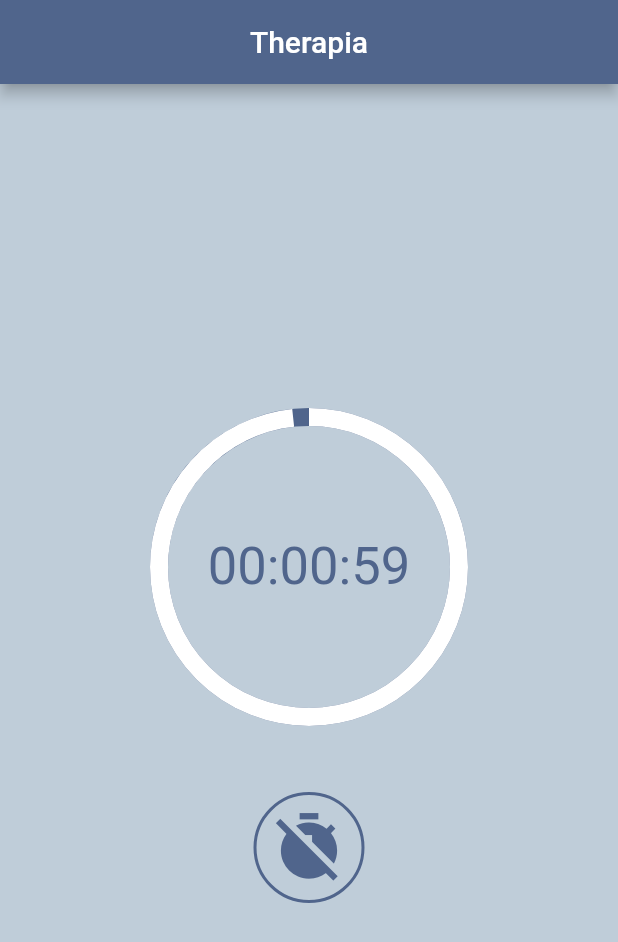
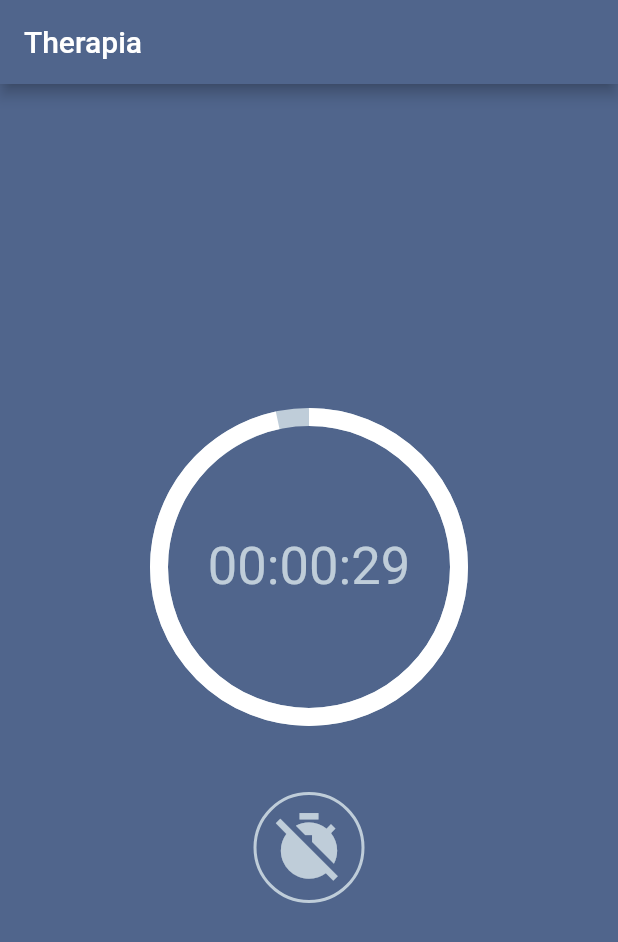
Before and after one commit to malhaar2002/therapia, a Flutter app: the Test screen opened by its route, on a phone screen of 412 x 824 dp. Shown: the top 942 px of the screen. Run offline on Flutter 3.47's test engine with Material 2 defaults, Android fonts, the light colour scheme and no system bars; our stand-ins replace fl_chart, sensors_plus, shared_preferences, table_calendar; accounts and stored records are empty.

Commit message:
changed light theme to dark in test.dart

```diff
--- a/lib/screens/test.dart
+++ b/lib/screens/test.dart
@@ -11,8 +11,8 @@ class Test extends StatefulWidget {
 }
 
 class _TestState extends State<Test> {
-  Duration duration = const Duration(minutes: 1);
-  Duration initialTime = const Duration(minutes: 1);
+  Duration duration = const Duration(seconds: 30);
+  Duration initialTime = const Duration(seconds: 30);
   final _streamSubscriptions = <StreamSubscription<dynamic>>[];
   List<double> _accelerometerValues = [0, 0, 0];
   Timer? timer;
@@ -84,14 +84,13 @@ class _TestState extends State<Test> {
       appBar: AppBar(
         backgroundColor: apnaDark,
         title: const Text('Therapia'),
-        centerTitle: true,
         automaticallyImplyLeading: false,
      ),
 
         body: Container(
           height: MediaQuery.of(context).size.height,
           width: MediaQuery.of(context).size.width,
-          color: apnaLight,
+          color: apnaDark,
           child: Column(
             mainAxisAlignment: MainAxisAlignment.center,
             crossAxisAlignment: CrossAxisAlignment.center,
@@ -107,7 +106,7 @@ class _TestState extends State<Test> {
                       value: duration.inSeconds / initialTime.inSeconds,
                       strokeWidth: 12,
                       color: Colors.white,
-                      backgroundColor: apnaDark,
+                      backgroundColor: apnaLight,
                     ),
                     buildCountDown(),
                   ],
@@ -126,14 +125,14 @@ class _TestState extends State<Test> {
     if (duration == const Duration(seconds: 0)) {
       return const Icon(
         Icons.check,
-        color: apnaDark,
+        color: apnaLight,
         size: 110,
       );
     } else {
       return Center(
         child: Text(
           formatDuration(duration),
-          style: const TextStyle(color: apnaDark, fontSize: 35),
+          style: const TextStyle(color: apnaLight, fontSize: 35),
         ),
       );
     }
@@ -148,13 +147,13 @@ class _TestState extends State<Test> {
         }),
         style: OutlinedButton.styleFrom(
           padding: const EdgeInsets.symmetric(vertical: 12, horizontal: 25),
-          side: const BorderSide(width: 2.0, color: apnaDark),
+          side: const BorderSide(width: 2.0, color: apnaLight),
           shape:
               RoundedRectangleBorder(borderRadius: BorderRadius.circular(10)),
         ),
         child: const Text(
           "Finish",
-          style: TextStyle(color: apnaDark, fontSize: 20),
+          style: TextStyle(color: apnaLight, fontSize: 20),
         ),
       );
     } else {
@@ -165,7 +164,7 @@ class _TestState extends State<Test> {
           OutlinedButton(
             style: OutlinedButton.styleFrom(
               padding: const EdgeInsets.symmetric(vertical: 12, horizontal: 25),
-              side: const BorderSide(width: 2.0, color: apnaDark),
+              side: const BorderSide(width: 2.0, color: apnaLight),
               shape: CircleBorder(),
             ),
             onPressed: () {
@@ -175,7 +174,7 @@ class _TestState extends State<Test> {
             },
             child: const Icon(
               Icons.timer_off,
-              color: apnaDark,
+              color: apnaLight,
               size: 50,
             ),
           ),
```
